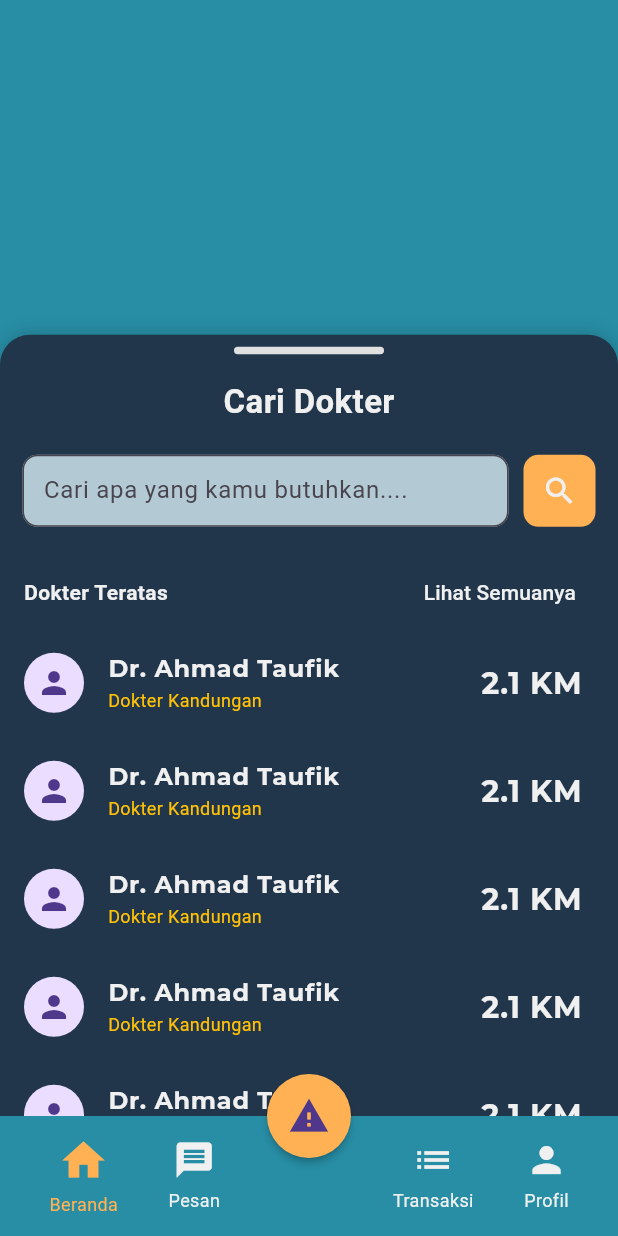
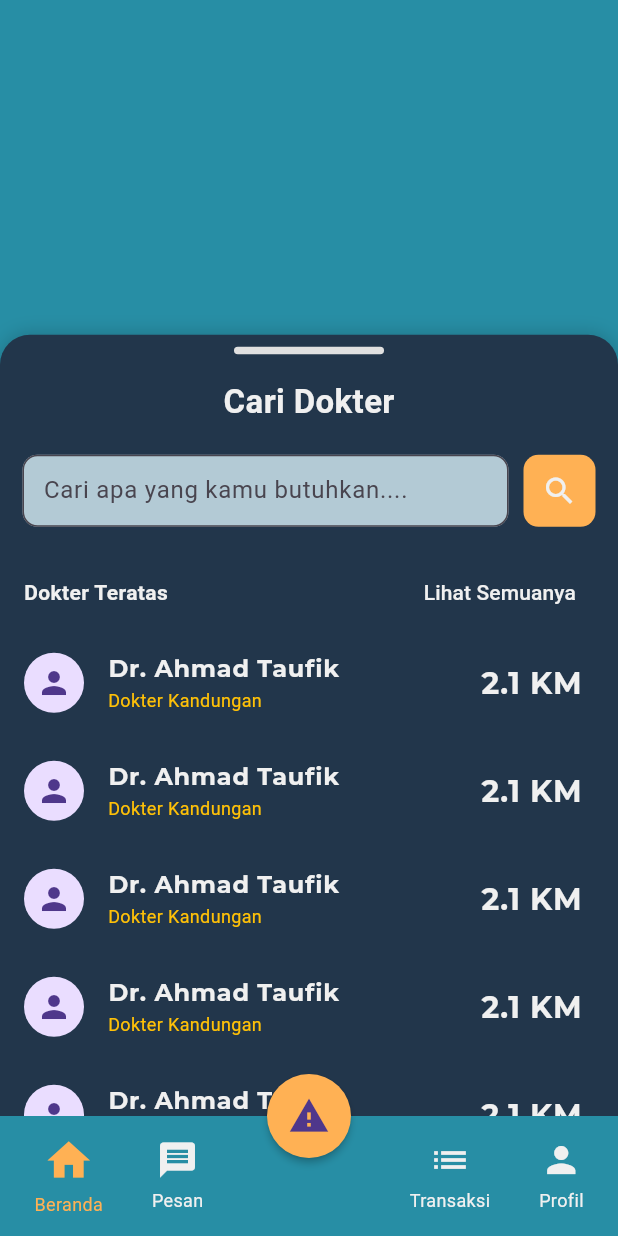
Before and after one commit to sabilfaustaa/provis-frontend, a Flutter app: the CariDokterPage screen opened by its route, after a tap on "Cari Dokter", on a phone screen of 412 x 824 dp. Run offline on Flutter 3.47's test engine with Material 3 defaults, Android fonts, the phone set to English and light mode, and no system bars; our stand-ins replace google_fonts; network calls fail.

Commit message:
fix home

```diff
--- a/lib/navigation_bar.dart
+++ b/lib/navigation_bar.dart
@@ -28,6 +28,7 @@ class CustomBottomNavigationBar extends StatelessWidget {
               isSelected: selectedIndex == 0,
               context: context,
             ),
+            SizedBox(width: 5),
             _buildTabItem(
               icon: Icons.message,
               index: 1,
@@ -35,7 +36,7 @@ class CustomBottomNavigationBar extends StatelessWidget {
               isSelected: selectedIndex == 1,
               context: context,
             ),
-            SizedBox(width: 48),
+            SizedBox(width: 110),
             _buildTabItem(
               icon: Icons.list,
               index: 2,
@@ -43,6 +44,7 @@ class CustomBottomNavigationBar extends StatelessWidget {
               isSelected: selectedIndex == 2,
               context: context,
             ),
+            SizedBox(width: 5),
             _buildTabItem(
               icon: Icons.person,
               index: 3,
@@ -58,7 +60,7 @@ class CustomBottomNavigationBar extends StatelessWidget {
 
   Widget _buildTabItem({
     required IconData icon,
-    required String label, // Tambahkan parameter label
+    required String label,
     required int index,
     required bool isSelected,
     required BuildContext context,
@@ -88,12 +90,12 @@ class CustomBottomNavigationBar extends StatelessWidget {
             size: isSelected ? 34 : 28,
             color: isSelected ? alertColor : lightColor,
           ),
-          SizedBox(height: 4), // Jarak antara ikon dan label
+          SizedBox(height: 4),
           Text(
             label,
             style: TextStyle(
               color: isSelected ? alertColor : lightColor,
-              fontSize: 12, // Sesuaikan ukuran font sesuai kebutuhan
+              fontSize: 12,
             ),
           ),
         ],
--- a/lib/pages/home/home.dart
+++ b/lib/pages/home/home.dart
@@ -467,7 +467,13 @@ class _HomePageState extends State<HomePage> {
           ],
         ),
       ),
-      floatingActionButton: FloatingActionButton(
+      floatingActionButton: Column(
+        mainAxisSize: MainAxisSize.min,
+        children: [
+          SizedBox(
+            height: 15,
+          ),
+          FloatingActionButton(
             onPressed: () {},
             child: Icon(
               Icons.warning,
@@ -476,6 +482,13 @@ class _HomePageState extends State<HomePage> {
             backgroundColor: alertColor,
             elevation: 2.0,
             shape: CircleBorder(),
+          ),
+          SizedBox(height: 4), // Jarak antara ikon dan label
+          Text(
+            'Gawat Darurat', // Ganti 'Label' dengan teks yang diinginkan
+            style: lightTextStyle.copyWith(fontSize: 12),
+          ),
+        ],
       ),
       floatingActionButtonLocation: FloatingActionButtonLocation.centerDocked,
       bottomNavigationBar: CustomBottomNavigationBar(
```
Lines whose indentation alone changed are shown as unchanged.
